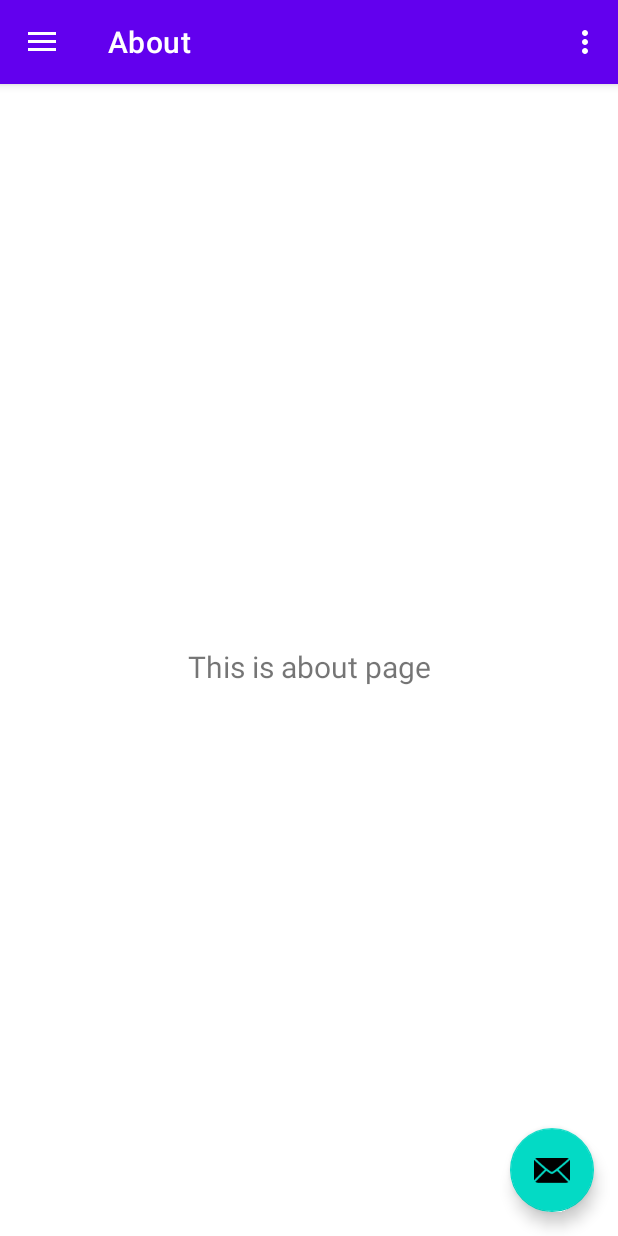
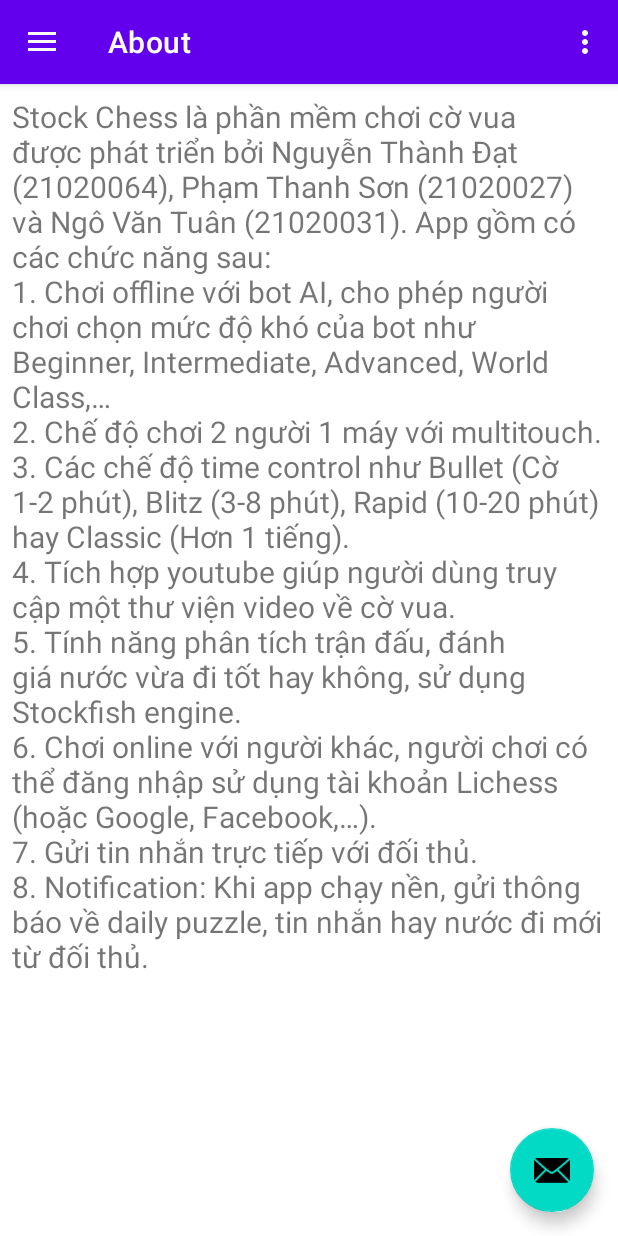
Before and after one commit to tunangoo/StockChess, an Android app: the screen it shows after launch (MainActivity), in the side drawer, after a tap on "About", on a phone screen of 412 x 824 dp. Run offline under Robolectric (Android 15) with nearby library versions, the phone set to English and light mode, and no system bars; our stand-ins replace navigation-ui; network calls fail; 1 statement that could not run was skipped.

Commit message:
An about page about team members infomation and the app's functionality

```diff
--- a/app/src/main/java/com/example/myapplication/ui/slideshow/SlideshowViewModel.kt
+++ b/app/src/main/java/com/example/myapplication/ui/slideshow/SlideshowViewModel.kt
@@ -7,7 +7,17 @@ import androidx.lifecycle.ViewModel
 class SlideshowViewModel : ViewModel() {
 
     private val _text = MutableLiveData<String>().apply {
-        value = "This is about page"
+        value = """
+            Stock Chess là phần mềm chơi cờ vua được phát triển bởi Nguyễn Thành Đạt (21020064), Phạm Thanh Sơn (21020027) và Ngô Văn Tuân (21020031). App gồm có các chức năng sau:
+            1. Chơi offline với bot AI, cho phép người chơi chọn mức độ khó của bot như Beginner, Intermediate, Advanced, World Class,…
+            2. Chế độ chơi 2 người 1 máy với multitouch.
+            3. Các chế độ time control như Bullet (Cờ 1-2 phút), Blitz (3-8 phút), Rapid (10-20 phút) hay Classic (Hơn 1 tiếng).
+            4. Tích hợp youtube giúp người dùng truy cập một thư viện video về cờ vua.
+            5. Tính năng phân tích trận đấu, đánh giá nước vừa đi tốt hay không, sử dụng Stockfish engine.
+            6. Chơi online với người khác, người chơi có thể đăng nhập sử dụng tài khoản Lichess (hoặc Google, Facebook,…).
+            7. Gửi tin nhắn trực tiếp với đối thủ.
+            8. Notification: Khi app chạy nền, gửi thông báo về daily puzzle, tin nhắn hay nước đi mới từ đối thủ.
+        """.trimIndent()
     }
     val text: LiveData<String> = _text
 }
--- a/app/src/main/res/layout/fragment_slideshow.xml
+++ b/app/src/main/res/layout/fragment_slideshow.xml
@@ -5,6 +5,9 @@
     android:layout_width="match_parent"
     android:layout_height="match_parent"
     tools:context=".ui.slideshow.SlideshowFragment">
+    <ScrollView
+        android:layout_width="match_parent"
+        android:layout_height="match_parent">
 
         <TextView
             android:id="@+id/text_slideshow"
@@ -13,10 +16,11 @@
             android:layout_marginStart="8dp"
             android:layout_marginTop="8dp"
             android:layout_marginEnd="8dp"
-        android:textAlignment="center"
+            android:gravity="start"
             android:textSize="20sp"
             app:layout_constraintBottom_toBottomOf="parent"
             app:layout_constraintEnd_toEndOf="parent"
             app:layout_constraintStart_toStartOf="parent"
             app:layout_constraintTop_toTopOf="parent" />
+    </ScrollView>
 </androidx.constraintlayout.widget.ConstraintLayout>
```
Lines whose indentation alone changed are shown as unchanged.
